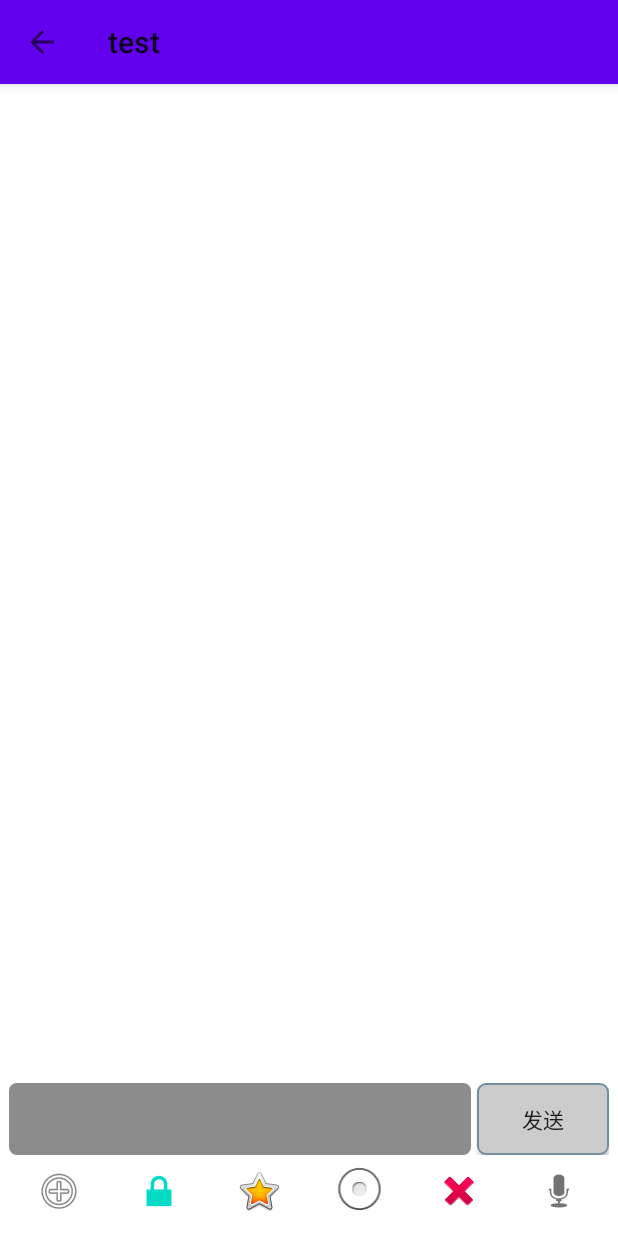
After one commit to pengkaiyan/qq_imitate, an Android app: the ChatActivity screen opened directly, with no data from a screen before it, on a phone screen of 412 x 824 dp. The commit adds this screen. Run offline under Robolectric (Android 15) with nearby library versions, the phone set to English and light mode, and no system bars.

Commit message:
2020/12/17 22:01

```diff
--- a/app/src/main/AndroidManifest.xml
+++ b/app/src/main/AndroidManifest.xml
@@ -9,6 +9,8 @@
         android:roundIcon="@mipmap/ic_launcher_round"
         android:supportsRtl="true"
         android:theme="@style/Theme.Test">
+        <activity android:name=".ChatActivity"></activity>
+        <activity android:name=".SearchActivity" />
         <activity android:name=".MainActivity">
             <intent-filter>
                 <action android:name="android.intent.action.MAIN" />
--- /dev/null
+++ b/app/src/main/java/com/example/test/ChatActivity.java
@@ -0,0 +1,138 @@
+package com.example.test;
+
+
+import android.support.annotation.NonNull;
+import android.support.v7.app.AppCompatActivity;
+import android.os.Bundle;
+
+import android.support.v7.widget.LinearLayoutManager;
+import android.support.v7.widget.RecyclerView;
+import android.support.v7.widget.Toolbar;
+import android.view.MenuItem;
+import android.view.View;
+import android.view.ViewGroup;
+import android.widget.Button;
+import android.widget.EditText;
+import android.widget.ImageView;
+import android.widget.TextView;
+
+import java.util.ArrayList;
+import java.util.Date;
+import java.util.List;
+
+public class ChatActivity extends AppCompatActivity {
+        //存放消息数据的类
+
+    private List<ChatMessage> chatMessages=new ArrayList<>();
+
+    @Override
+    protected void onCreate(Bundle savedInstanceState) {
+        super.onCreate(savedInstanceState);
+        setContentView(R.layout.activity_chat);
+        Toolbar toolbar=(Toolbar) findViewById(R.id.toolbar);
+        //获取启动此Activity时传过来的数据
+        //在启动聊天界面时，通过此方法把对方的名字传过来
+        String contactName=getIntent().getStringExtra("contact_name");
+        if (contactName!=null){
+            toolbar.setTitle(contactName);
+        }
+        setSupportActionBar(toolbar);
+        //设置显示动作栏上的返回图标
+        getSupportActionBar().setDisplayHomeAsUpEnabled(true);
+        //获取RecyclerView控件并设置适配器
+        RecyclerView recyclerView=findViewById(R.id.chatMessageListView);
+        recyclerView.setLayoutManager(new LinearLayoutManager(this));
+        recyclerView.setAdapter(new ChatMessagesAdapter());
+        //响应按钮发出消息
+        findViewById(R.id.buttonSend).setOnClickListener(new View.OnClickListener() {
+            @Override
+            public void onClick(View v) {
+                //现在还不能真正地发出消息，把消息放在chatMessages中，显示出来即可
+                //从EditText控件中取出消息
+                EditText editText=findViewById(R.id.editMessage);
+                String msg=editText.getText().toString().trim();
+                //添加到集合中，从而能在RecyclerView中显示
+                ChatMessage chatMessage=new ChatMessage("我",new Date(),msg,true);
+                chatMessages.add(chatMessage);
+                //同时把对方的话也加上，对方只回复一句话
+                chatMessage=new ChatMessage("对方",new Date(),"你是谁？？？",false);
+                chatMessages.add(chatMessage);
+
+                //通知Recyclerview更新一行数据
+                recyclerView.getAdapter().notifyItemRangeInserted(chatMessages.size()-2,2);
+                //让RecyclerView向下滚动，显示最新消息
+                recyclerView.scrollToPosition(chatMessages.size()-1);
+            }
+        });
+    }
+
+    @Override
+    public boolean onOptionsItemSelected(@NonNull MenuItem item) {
+        int id= item.getItemId();
+        if (id==android.R.id.home){
+            //当点击动作栏上的返回键图标时关闭自己，返回来时的界面
+            finish();
+        }
+        return super.onOptionsItemSelected(item);
+    }
+
+    public static class ChatMessage{
+        String contactName;//联系人名字
+        Date time;//消息的时间
+        String content;//消息的内容
+        boolean isMe;//判断消息是否是我发出的
+
+        public ChatMessage(String contactName, Date time, String content, boolean isMe) {
+            this.contactName = contactName;
+            this.time = time;
+            this.content = content;
+            this.isMe = isMe;
+        }
+    }
+    //为RecyclerView提供数据的适配器
+    public class ChatMessagesAdapter extends
+            RecyclerView.Adapter<ChatMessagesAdapter.MyViewHolder> {
+
+        @Override
+        public MyViewHolder onCreateViewHolder(ViewGroup parent, int viewType) {
+            //参数viewType即行的Layout资源Id，由getItemViewType()的返回值决定的
+            View itemView = getLayoutInflater().inflate(viewType, parent, false);
+            return new MyViewHolder(itemView);
+        }
+
+        @Override
+        public void onBindViewHolder(MyViewHolder holder, int position) {
+            ChatMessage message = chatMessages.get(position);
+            holder.textView.setText(message.content);
+        }
+
+        @Override
+        public int getItemCount() {
+            return chatMessages.size();
+        }
+
+        //有两种行layout，所以Override此方法
+        @Override
+        public int getItemViewType(int position) {
+            ChatMessage message = chatMessages.get(position);
+            if (message.isMe) {
+                //如果是我的，靠右显示
+                return R.layout.chat_message_right_item;
+            } else {
+                //对方的，靠左显示
+                return R.layout.chat_message_left_item;
+            }
+        }
+
+        class MyViewHolder extends RecyclerView.ViewHolder {
+            private TextView textView;
+            private ImageView imageView;
+
+            public MyViewHolder(View itemView) {
+                super(itemView);
+                textView = itemView.findViewById(R.id.textView);
+                imageView = itemView.findViewById(R.id.imageView);
+            }
+        }
+    }
+}
--- /dev/null
+++ b/app/src/main/res/drawable-v24/border_round_bkground.xml
@@ -0,0 +1,11 @@
+<?xml version="1.0" encoding="utf-8"?>
+<shape xmlns:android="http://schemas.android.com/apk/res/android">
+    <!-- 填充的颜色 -->
+    <solid android:color="#CCCCCC" />
+    <!-- 设置按钮的四个角为弧形 -->
+    <!-- android:radius 弧形的半径 -->
+    <corners android:radius="5dip" />
+    <stroke
+        android:width="1dip"
+        android:color="#728ea3" />
+</shape>
--- /dev/null
+++ b/app/src/main/res/drawable-v24/unborder_round_bkground.xml
@@ -0,0 +1,8 @@
+<?xml version="1.0" encoding="utf-8"?>
+<shape xmlns:android="http://schemas.android.com/apk/res/android">
+    <!-- 填充的颜色 -->
+    <solid android:color="#8C8C8C" />
+    <!-- 设置按钮的四个角为弧形 -->
+    <!-- android:radius 弧形的半径 -->
+    <corners android:radius="5dip" />
+</shape>
--- /dev/null
+++ b/app/src/main/res/layout/activity_chat.xml
@@ -0,0 +1,113 @@
+<?xml version="1.0" encoding="utf-8"?>
+<android.support.design.widget.CoordinatorLayout
+    xmlns:android="http://schemas.android.com/apk/res/android"
+    xmlns:app="http://schemas.android.com/apk/res-auto"
+    xmlns:tools="http://schemas.android.com/tools"
+    android:layout_width="match_parent"
+    android:layout_height="match_parent"
+    android:background="@color/white"
+    tools:context=".ChatActivity">
+
+    <android.support.design.widget.AppBarLayout
+        android:layout_width="match_parent"
+        android:layout_height="wrap_content">
+
+        <android.support.v7.widget.Toolbar
+            android:id="@+id/toolbar"
+            android:layout_width="match_parent"
+            android:layout_height="?attr/actionBarSize"
+            android:background="?attr/colorPrimary" />
+
+    </android.support.design.widget.AppBarLayout>
+
+    <LinearLayout
+        android:layout_width="match_parent"
+        android:layout_height="match_parent"
+        android:layout_margin="6dp"
+        android:orientation="vertical"
+        app:layout_behavior="@string/appbar_scrolling_view_behavior">
+
+        <android.support.v7.widget.RecyclerView
+            android:id="@+id/chatMessageListView"
+            android:layout_width="match_parent"
+            android:layout_height="0dp"
+            android:layout_weight="1"
+            app:layout_constraintEnd_toEndOf="parent"
+            app:layout_constraintStart_toStartOf="parent"
+            app:layout_constraintTop_toTopOf="parent" />
+
+        <LinearLayout
+            android:layout_width="match_parent"
+            android:layout_height="wrap_content"
+            android:gravity="center_vertical"
+            android:orientation="horizontal">
+
+            <EditText
+                android:id="@+id/editMessage"
+                android:layout_width="0dp"
+                android:layout_height="match_parent"
+                android:layout_marginRight="4dp"
+                android:layout_weight="1"
+                android:background="@drawable/unborder_round_bkground"
+                android:ems="10"
+                android:inputType="textPersonName" />
+
+            <Button
+                android:id="@+id/buttonSend"
+                android:layout_width="wrap_content"
+                android:layout_height="wrap_content"
+                android:background="@drawable/border_round_bkground"
+                android:text="发送" />
+        </LinearLayout>
+
+        <LinearLayout
+            android:layout_width="match_parent"
+            android:layout_height="wrap_content"
+            android:gravity="center_vertical"
+            android:orientation="horizontal">
+
+            <ImageView
+                android:id="@+id/imageView7"
+                android:layout_width="0dp"
+                android:layout_height="wrap_content"
+                android:layout_weight="1"
+                app:srcCompat="@android:drawable/ic_menu_add" />
+
+            <ImageView
+                android:id="@+id/imageView12"
+                android:layout_width="0dp"
+                android:layout_height="wrap_content"
+                android:layout_weight="1"
+                app:srcCompat="@android:drawable/ic_lock_lock" />
+
+            <ImageView
+                android:id="@+id/imageView8"
+                android:layout_width="0dp"
+                android:layout_height="wrap_content"
+                android:layout_weight="1"
+                app:srcCompat="@android:drawable/btn_star_big_on" />
+
+            <ImageView
+                android:id="@+id/imageView10"
+                android:layout_width="0dp"
+                android:layout_height="wrap_content"
+                android:layout_weight="1"
+                app:srcCompat="@android:drawable/btn_radio" />
+
+            <ImageView
+                android:id="@+id/imageView9"
+                android:layout_width="0dp"
+                android:layout_height="wrap_content"
+                android:layout_weight="1"
+                app:srcCompat="@android:drawable/ic_delete" />
+
+            <ImageView
+                android:id="@+id/imageView11"
+                android:layout_width="0dp"
+                android:layout_height="wrap_content"
+                android:layout_weight="1"
+                app:srcCompat="@android:drawable/ic_btn_speak_now" />
+        </LinearLayout>
+    </LinearLayout>
+
+</android.support.design.widget.CoordinatorLayout>
```
Also changed, not shown: app/src/main/java/com/example/test/MainFragment.java (+6 -2 lines), app/src/main/java/com/example/test/SearchActivity.java (added, +134 -0 lines), app/src/main/java/com/example/test/adapter/ContactsPageListAdapter.java (+13 -0 lines), app/src/main/res/layout/activity_search.xml (added, +46 -0 lines), app/src/main/res/layout/chat_message_left_item.xml (added, +24 -0 lines), app/src/main/res/layout/chat_message_right_item.xml (added, +31 -0 lines), app/src/main/res/layout/search_result_item.xml (added, +38 -0 lines), app/src/main/res/drawable-v24/bubble_left.9.png (added), app/src/main/res/drawable-v24/bubble_right.9.png (added), app/src/main/res/drawable-v24/contacts_focus.png (added).
